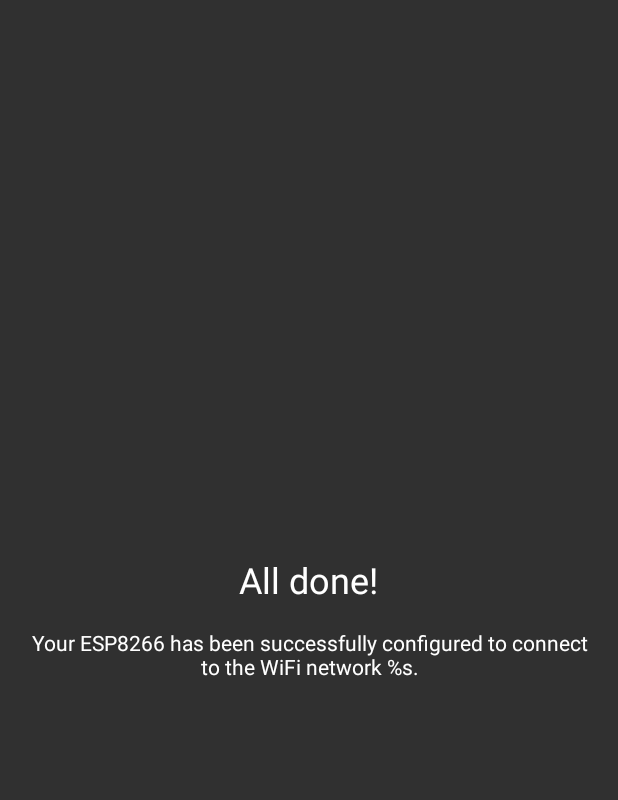
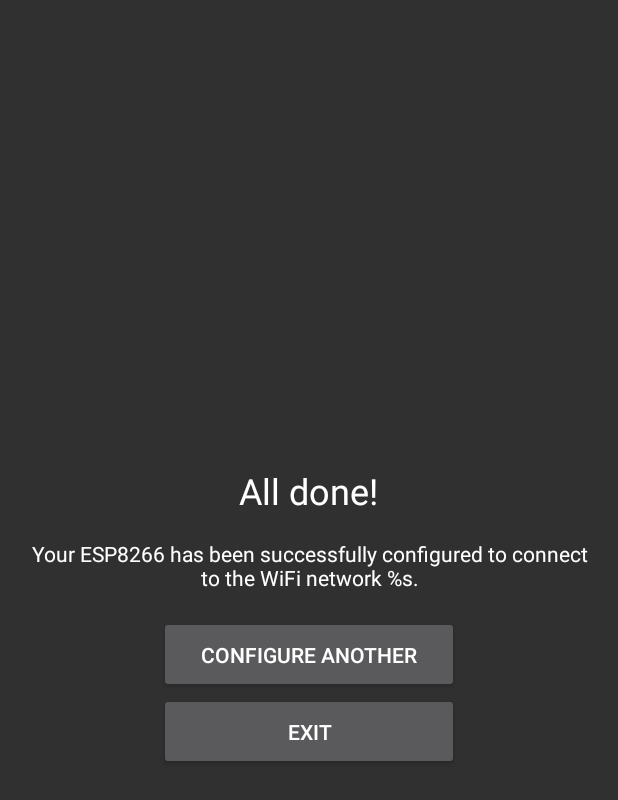
Before and after one commit to vaginessa/ESP-CONNECT, an Android app: the layout activity_end.xml on its own in the app's theme, with its tools: preview values and no code run, on a phone screen of 412 x 824 dp. Shown: the top 800 px of the screen. Run offline under Robolectric (Android 15) with nearby library versions, the phone set to English and light mode, and no system bars.

Commit message:
Added exit and 'configure another' button to the end screen

```diff
--- a/app/src/main/java/au/com/umranium/espconnect/app/BaseController.java
+++ b/app/src/main/java/au/com/umranium/espconnect/app/BaseController.java
@@ -45,5 +45,7 @@
     void finishTaskSuccessfully();
 
     void cancelTask();
+
+    void closeApp();
   }
 }
--- a/app/src/main/res/layout/activity_end.xml
+++ b/app/src/main/res/layout/activity_end.xml
@@ -4,30 +4,50 @@
     xmlns:tools="http://schemas.android.com/tools"
     android:layout_width="match_parent"
     android:layout_height="match_parent"
+    android:gravity="center_vertical"
+    android:paddingBottom="@dimen/activity_vertical_margin"
     android:paddingLeft="@dimen/activity_horizontal_margin"
     android:paddingRight="@dimen/activity_horizontal_margin"
     android:paddingTop="@dimen/activity_vertical_margin"
-  android:paddingBottom="@dimen/activity_vertical_margin"
-  tools:context=".app.displayscreens.end.EndActivity"
-  android:gravity="center_vertical">
+    tools:context=".app.displayscreens.end.EndActivity">
 
   <TextView
       android:id="@+id/txt_title"
       android:layout_width="wrap_content"
       android:layout_height="wrap_content"
       android:layout_centerHorizontal="true"
-    android:textAppearance="@style/TextAppearance.AppCompat.Headline"
-    android:text="@string/end_txt_title"/>
+      android:text="@string/end_txt_title"
+      android:textAppearance="@style/TextAppearance.AppCompat.Headline"/>
 
   <TextView
       android:id="@+id/txt_description"
-    android:layout_below="@id/txt_title"
-    android:layout_marginTop="@dimen/standard_item_spacing"
       android:layout_width="wrap_content"
       android:layout_height="wrap_content"
+      android:layout_below="@id/txt_title"
       android:layout_centerHorizontal="true"
+      android:layout_marginTop="@dimen/standard_item_spacing"
+      android:gravity="center"
       android:textAppearance="@style/TextAppearance.AppCompat.Body1"
-    android:gravity="center"
       tools:text="@string/end_txt_description"/>
 
+  <Button
+      android:id="@+id/btn_another"
+      android:layout_width="200dp"
+      android:layout_height="wrap_content"
+      android:layout_below="@id/txt_description"
+      android:layout_centerHorizontal="true"
+      android:layout_marginTop="@dimen/standard_item_spacing"
+      android:padding="@dimen/standard_item_spacing"
+      android:text="@string/end_btn_another"/>
+
+  <Button
+      android:id="@+id/btn_exit"
+      android:layout_width="200dp"
+      android:layout_height="wrap_content"
+      android:layout_below="@id/btn_another"
+      android:layout_centerHorizontal="true"
+      android:padding="@dimen/standard_item_spacing"
+      android:text="@string/end_btn_exit"/>
+
+
 </RelativeLayout>
--- a/app/src/main/res/values/strings.xml
+++ b/app/src/main/res/values/strings.xml
@@ -61,6 +61,8 @@
   <string name="title_activity_end">ESP8266 Configured</string>
   <string name="end_txt_title">All done!</string>
   <string name="end_txt_description">Your ESP8266 has been successfully configured to connect to the WiFi network %s.</string>
+  <string name="end_btn_another">Configure another</string>
+  <string name="end_btn_exit">Exit</string>
 
   <string name="wificonn_error_msg_unable_to_enable">Unable to enable network</string>
   <string name="wificonn_error_msg_unable_to_disconnect">Unable to disconnect</string>
```
Also changed, not shown: app/src/main/java/au/com/umranium/espconnect/app/BaseActivity.java (+10 -0 lines), app/src/main/java/au/com/umranium/espconnect/app/displayscreens/end/EndActivity.java (+21 -1 lines), app/src/main/java/au/com/umranium/espconnect/app/displayscreens/end/EndController.java (+8 -0 lines). Lines whose indentation alone changed are shown as unchanged.
